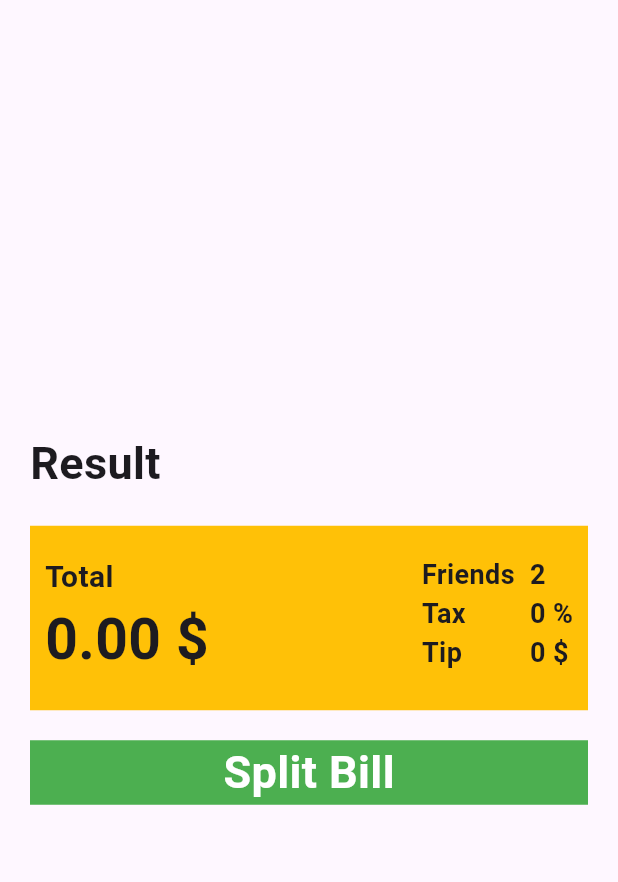
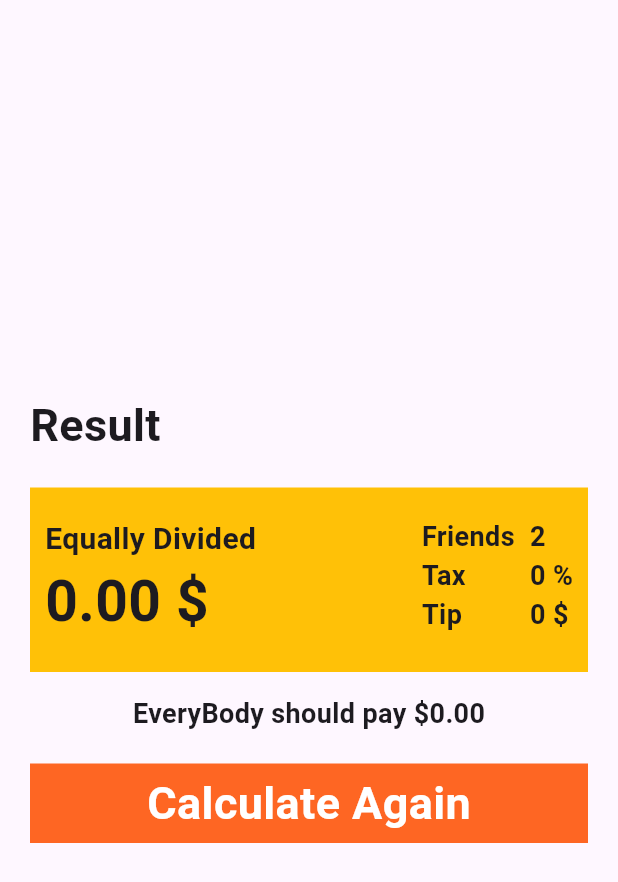
Before and after one commit to uzairahmed4472/bill_splitter, a Flutter app: the screen it shows after launch, after a tap on "Split Bill", on a phone screen of 412 x 824 dp. Shown: the top 882 px of the screen. Run offline on Flutter 3.47's test engine with Material 3 defaults, Android fonts, the phone set to English and light mode, and no system bars.

Commit message:
modified the Information Container, made the code little bit mudolar

```diff
--- a/lib/pages/home_page.dart
+++ b/lib/pages/home_page.dart
@@ -1,5 +1,6 @@
 import 'package:bill_splitter/constants.dart';
 import 'package:bill_splitter/pages/result_page.dart';
+import 'package:bill_splitter/widgets/info_container.dart';
 import 'package:bill_splitter/widgets/keypad.dart';
 import 'package:flutter/material.dart';
 
@@ -22,6 +23,11 @@ class _HomePageState extends State<HomePage> {
       totalBill;
     });
   }
+
+  String get totatlBil =>
+      totalBill.isEmpty || totalBill.length == 1 && totalBill[0] == ""
+          ? 0.toString()
+          : totalBill.join();
 
   @override
   Widget build(BuildContext context) {
@@ -50,77 +56,12 @@ class _HomePageState extends State<HomePage> {
                 SizedBox(
                   height: 10,
                 ),
-                Container(
-                  // margin: EdgeInsets.all(15),
-                  padding: EdgeInsets.symmetric(
-                    vertical: 20,
-                    horizontal: 10,
-                  ),
-                  color: Colors.amber,
-                  child: Row(
-                    mainAxisAlignment: MainAxisAlignment.spaceBetween,
-                    crossAxisAlignment: CrossAxisAlignment.start,
-                    children: [
-                      Column(
-                        crossAxisAlignment: CrossAxisAlignment.start,
-                        children: [
-                          Text(
-                            'Total',
-                            style: ktextStyle1.copyWith(fontSize: 20),
-                          ),
-                          Text(
-                            '${totalBill.isEmpty ? 0.toString() : totalBill.join()} \$',
-                            style: TextStyle(
-                              fontSize: 38,
-                              fontWeight: FontWeight.bold,
-                            ),
-                          ),
-                        ],
-                      ),
-                      Row(
-                        children: [
-                          Column(
-                            crossAxisAlignment: CrossAxisAlignment.start,
-                            children: [
-                              Text(
-                                'Friends',
-                                style: ktextStyle1,
-                              ),
-                              Text(
-                                'Tax',
-                                style: ktextStyle1,
-                              ),
-                              Text(
-                                'Tip',
-                                style: ktextStyle1,
-                              ),
-                            ],
-                          ),
-                          SizedBox(
-                            width: 10,
-                          ),
-                          Column(
-                            crossAxisAlignment: CrossAxisAlignment.start,
-                            children: [
-                              Text(
-                                "$totalFriends",
-                                style: ktextStyle1,
-                              ),
-                              Text(
-                                "$totalTax %",
-                                style: ktextStyle1,
-                              ),
-                              Text(
-                                "$totalTip \$",
-                                style: ktextStyle1,
-                              ),
-                            ],
-                          )
-                        ],
-                      )
-                    ],
-                  ),
-                ),
+                InfoContainer(
+                    info: "Total",
+                    totalBill: totatlBil,
+                    totalFriends: totalFriends,
+                    totalTax: totalTax,
+                    totalTip: totalTip),
                 SizedBox(
                   height: 10,
                 ),
@@ -264,11 +205,11 @@ class _HomePageState extends State<HomePage> {
                   height: 10,
                 ),
                 Container(
-                  width: double.infinity,
+                  // width: 10,
+                  // width: double.infinity,
                   color: Colors.green,
                   child: InkWell(
                     onTap: () {
-                      if (totalBill.length == 1 && totalBill[0] == "") {
                       Navigator.push(
                         context,
                         MaterialPageRoute(
@@ -282,7 +223,6 @@ class _HomePageState extends State<HomePage> {
                           },
                         ),
                       );
-                      }
                     },
                     child: Center(
                       child: Text(
--- a/lib/pages/result_page.dart
+++ b/lib/pages/result_page.dart
@@ -1,5 +1,6 @@
 import 'package:bill_splitter/constants.dart';
 import 'package:bill_splitter/pages/home_page.dart';
+import 'package:bill_splitter/widgets/info_container.dart';
 import 'package:flutter/material.dart';
 
 class ResultPage extends StatefulWidget {
@@ -20,11 +21,24 @@ class ResultPage extends StatefulWidget {
 }
 
 class _ResultPageState extends State<ResultPage> {
+  calculateAgain() {
+    Navigator.pushReplacement(
+      context,
+      MaterialPageRoute(
+        builder: (context) {
+          return HomePage();
+        },
+      ),
+    );
+  }
+
   String splitBill() {
     int friends = widget.totalFriends;
 
-    double bill =
-        widget.totalBill.length == 1 && widget.totalBill[0] == ""? 0 : double.parse(widget.totalBill.join());
+    double bill = widget.totalBill.isEmpty ||
+            widget.totalBill.length == 1 && widget.totalBill[0] == ""
+        ? 0
+        : double.parse(widget.totalBill.join());
     int tax = widget.totalTax;
     int tip = widget.totalTip;
 
@@ -58,97 +72,31 @@ class _ResultPageState extends State<ResultPage> {
               SizedBox(
                 height: 20,
               ),
-              Container(
-                // margin: EdgeInsets.all(15),
-                padding: EdgeInsets.symmetric(
-                  vertical: 20,
-                  horizontal: 10,
-                ),
-                color: Colors.amber,
-                child: Row(
-                  mainAxisAlignment: MainAxisAlignment.spaceBetween,
-                  crossAxisAlignment: CrossAxisAlignment.start,
-                  children: [
-                    Column(
-                      crossAxisAlignment: CrossAxisAlignment.start,
-                      children: [
-                        Text(
-                          'Total',
-                          style: ktextStyle1.copyWith(fontSize: 20),
-                        ),
-                        Text(
-                          '${splitBill()} \$',
-                          style: TextStyle(
-                            fontSize: 38,
-                            fontWeight: FontWeight.bold,
-                          ),
-                        ),
-                      ],
-                    ),
-                    Row(
-                      children: [
-                        Column(
-                          crossAxisAlignment: CrossAxisAlignment.start,
-                          children: [
-                            Text(
-                              'Friends',
-                              style: ktextStyle1,
-                            ),
-                            Text(
-                              'Tax',
-                              style: ktextStyle1,
-                            ),
-                            Text(
-                              'Tip',
-                              style: ktextStyle1,
-                            ),
-                          ],
-                        ),
-                        SizedBox(
-                          width: 10,
-                        ),
-                        Column(
-                          crossAxisAlignment: CrossAxisAlignment.start,
-                          children: [
-                            Text(
-                              "${widget.totalFriends}",
-                              style: ktextStyle1,
-                            ),
-                            Text(
-                              "${widget.totalTax} %",
-                              style: ktextStyle1,
-                            ),
-                            Text(
-                              "${widget.totalTip} \$",
-                              style: ktextStyle1,
-                            ),
-                          ],
-                        )
-                      ],
-                    )
-                  ],
-                ),
+              InfoContainer(
+                  info: "Equally Divided",
+                  totalBill: splitBill(),
+                  totalFriends: widget.totalFriends,
+                  totalTax: widget.totalTax,
+                  totalTip: widget.totalTip),
+              SizedBox(
+                height: 15,
               ),
+              Text("EveryBody should pay \$${splitBill().toString()}",
+                  style: ktextStyle1),
               SizedBox(
                 height: 20,
               ),
               Container(
-                width: double.infinity,
-                color: Colors.green,
+                // width: double.infinity,
+                padding: EdgeInsets.all(5),
+                color: Color(0xffFE6623),
                 child: InkWell(
                   onTap: () {
-                    Navigator.pushReplacement(
-                      context,
-                      MaterialPageRoute(
-                        builder: (context) {
-                          return HomePage();
-                        },
-                      ),
-                    );
+                    calculateAgain();
                   },
                   child: Center(
                     child: Text(
-                      "Split Bill",
+                      "Calculate Again",
                       style: TextStyle(
                         color: Colors.white,
                         fontSize: 30,
--- /dev/null
+++ b/lib/widgets/info_container.dart
@@ -0,0 +1,95 @@
+
+import 'package:bill_splitter/constants.dart';
+import 'package:flutter/material.dart';
+
+class InfoContainer extends StatelessWidget {
+  const InfoContainer({
+    super.key,
+    required this.totalBill,
+    required this.totalFriends,
+    required this.totalTax,
+    required this.totalTip,
+    required this.info,
+  });
+
+  final String totalBill;
+  final int totalFriends;
+  final int totalTax;
+  final int totalTip;
+  final String info;
+
+  @override
+  Widget build(BuildContext context) {
+    return Container(
+      // margin: EdgeInsets.all(15),
+      padding: EdgeInsets.symmetric(
+        vertical: 20,
+        horizontal: 10,
+      ),
+      color: Colors.amber,
+      child: Row(
+        mainAxisAlignment: MainAxisAlignment.spaceBetween,
+        crossAxisAlignment: CrossAxisAlignment.start,
+        children: [
+          Column(
+            crossAxisAlignment: CrossAxisAlignment.start,
+            children: [
+              Text(
+                info,
+                style: ktextStyle1.copyWith(fontSize: 20),
+              ),
+              Text(
+                '$totalBill \$',
+                style: TextStyle(
+                  fontSize: 38,
+                  fontWeight: FontWeight.bold,
+                ),
+              ),
+            ],
+          ),
+          Row(
+            children: [
+              Column(
+                crossAxisAlignment: CrossAxisAlignment.start,
+                children: [
+                  Text(
+                    'Friends',
+                    style: ktextStyle1,
+                  ),
+                  Text(
+                    'Tax',
+                    style: ktextStyle1,
+                  ),
+                  Text(
+                    'Tip',
+                    style: ktextStyle1,
+                  ),
+                ],
+              ),
+              SizedBox(
+                width: 10,
+              ),
+              Column(
+                crossAxisAlignment: CrossAxisAlignment.start,
+                children: [
+                  Text(
+                    "$totalFriends",
+                    style: ktextStyle1,
+                  ),
+                  Text(
+                    "$totalTax %",
+                    style: ktextStyle1,
+                  ),
+                  Text(
+                    "$totalTip \$",
+                    style: ktextStyle1,
+                  ),
+                ],
+              )
+            ],
+          )
+        ],
+      ),
+    );
+  }
+}
--- a/lib/widgets/keypad.dart
+++ b/lib/widgets/keypad.dart
@@ -4,7 +4,7 @@ import 'package:flutter/material.dart';
 class Keypad extends StatefulWidget {
   Keypad({super.key, required this.totalBill, required this.changeBill});
 
-  final  List totalBill;
+  final List totalBill;
   final VoidCallback changeBill;
 
   @override
@@ -52,8 +52,12 @@ class _KeypadState extends State<Keypad> {
             onTap: () {
               setState(() {
                 if (keys[index] == keys.last) {
-                  widget.totalBill.removeLast();
-                  widget.changeBill();
+                  if (widget.totalBill.isEmpty) {
+                    widget.changeBill();
+                  } else {
+                    widget.totalBill.removeLast();
+                    widget.changeBill();
+                  }
                 } else {
                   widget.totalBill.add(keys[index]);
                   widget.changeBill();
```
Lines whose indentation alone changed are shown as unchanged.
